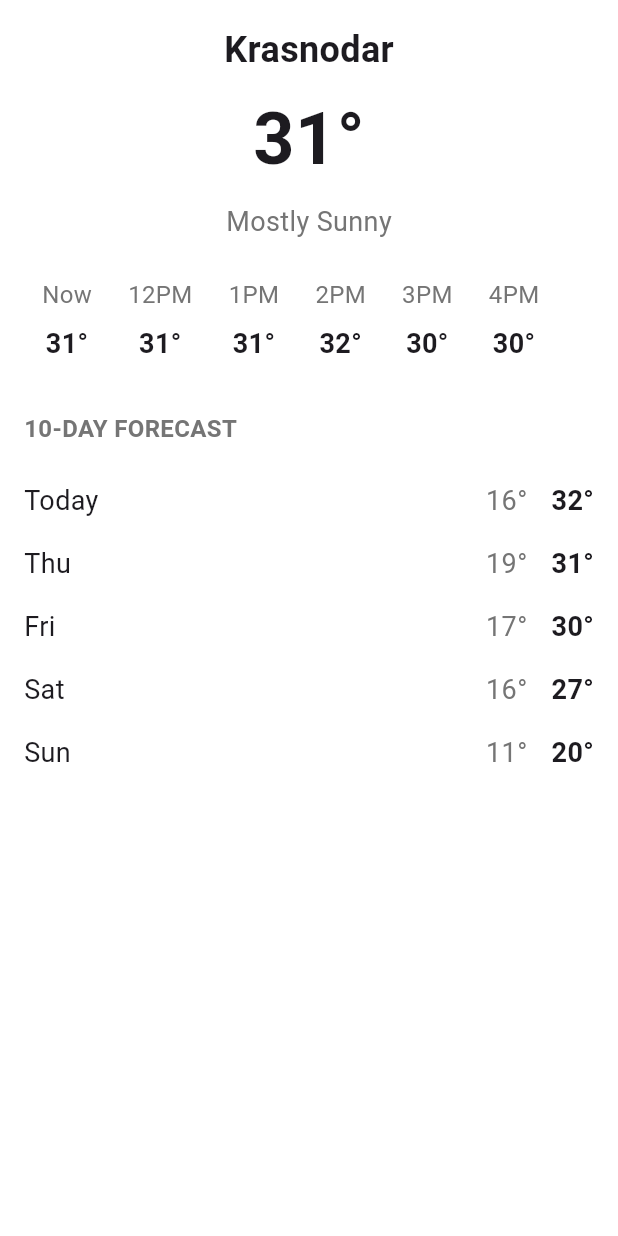
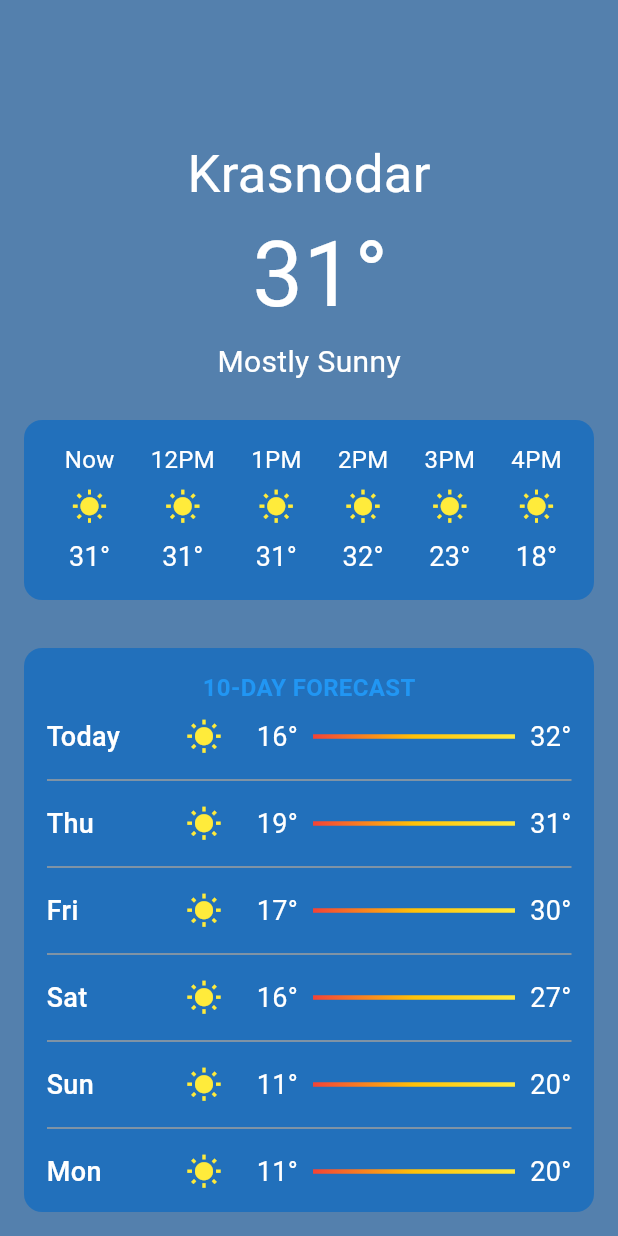
Before and after one commit to Heisenbq/weather, a Flutter app: the screen it shows after launch, on a phone screen of 412 x 824 dp. Run offline on Flutter 3.47's test engine with Material 3 defaults, Android fonts, the phone set to English and light mode, and no system bars; our stand-ins replace flutter_bloc.

Commit message:
bloc with mocked data

```diff
--- a/lib/main.dart
+++ b/lib/main.dart
@@ -1,110 +1,207 @@
 import 'package:flutter/material.dart';
+import 'package:flutter_bloc/flutter_bloc.dart';
+import 'package:test_flutter_app/repository/hourly_forecast_repository.dart';
+import 'package:test_flutter_app/weather_bloc/weather_bloc.dart';
 
 void main() {
-  runApp(WeatherApp());
+  runApp(const WeatherApp());
 }
 
 class WeatherApp extends StatelessWidget {
+  const WeatherApp({super.key});
+
   @override
   Widget build(BuildContext context) {
-    return MaterialApp(
-      title: 'Weather App',
-      theme: ThemeData(
-        primarySwatch: Colors.blue,
+    return BlocProvider(
+      create: (context) => WeatherBloc(HourlyForecastRepository()),
+      child: MaterialApp(
+
+        title: 'Weather App',
+        theme: ThemeData(primarySwatch: Colors.blue),
+        home: const WeatherScreen(),
       ),
-      home: WeatherScreen(),
     );
   }
 }
 
 class WeatherScreen extends StatelessWidget {
+  const WeatherScreen({super.key});
+
   @override
   Widget build(BuildContext context) {
     return Scaffold(
-      backgroundColor: Colors.white,
-      body: SingleChildScrollView(
+      backgroundColor: Color(0xFF5480AD),
+      body: SafeArea(
         child: Padding(
           padding: const EdgeInsets.all(16.0),
           child: Column(
             crossAxisAlignment: CrossAxisAlignment.start,
             children: [
-              // Location and current weather
-              Center(
-                child: Column(
-                  children: [
-                    Text(
-                      'Krasnodar',
-                      style: TextStyle(
-                        fontSize: 24,
-                        fontWeight: FontWeight.bold,
-                      ),
-                    ),
-                    SizedBox(height: 8),
-                    Text(
-                      '31°',
-                      style: TextStyle(
-                        fontSize: 48,
-                        fontWeight: FontWeight.bold,
-                      ),
-                    ),
-                    SizedBox(height: 8),
-                    Text(
-                      'Mostly Sunny',
-                      style: TextStyle(
-                        fontSize: 18,
-                        color: Colors.grey[600],
-                      ),
-                    ),
-                  ],
+              const SizedBox(height: 75),
+              const CurrentWeather(
+                location: 'Krasnodar',
+                temperature: ' 31°',
+                condition: 'Mostly Sunny',
+              ),
+              const SizedBox(height: 24),
+              Container(
+                padding: EdgeInsets.symmetric(horizontal: 15, vertical: 15),
+                decoration: BoxDecoration(
+                  color: Color(0xFF2270BB),
+                  borderRadius: BorderRadius.circular(12),
+                ),
+                child: HourlyForecastList(),
+              ),
+              const SizedBox(height: 32),
+              Expanded(
+                child: Container(
+                  padding: EdgeInsets.symmetric(horizontal: 15, vertical: 15),
+                  decoration: BoxDecoration(
+                    color: Color(0xFF2270BB),
+                    borderRadius: BorderRadius.circular(12),
+                  ),
+                  child: DailyForecastList(),
                 ),
               ),
-
-              SizedBox(height: 24),
-
-              // Hourly forecast
-              SingleChildScrollView(
-                scrollDirection: Axis.horizontal,
-                child: Row(
-                  mainAxisAlignment: MainAxisAlignment.spaceAround,
-                  children: [
-                    _buildHourlyForecast('Now', '31°'),
-                    _buildHourlyForecast('12PM', '31°'),
-                    _buildHourlyForecast('1PM', '31°'),
-                    _buildHourlyForecast('2PM', '32°'),
-                    _buildHourlyForecast('3PM', '30°'),
-                    _buildHourlyForecast('4PM', '30°'),
-                  ],
-                ),
-              ),
-
-              SizedBox(height: 32),
-
-              // 10-day forecast title
-              Text(
-                '10-DAY FORECAST',
-                style: TextStyle(
-                  fontSize: 16,
-                  fontWeight: FontWeight.bold,
-                  color: Colors.grey[600],
-                ),
-              ),
-
-              SizedBox(height: 16),
-
-              // Daily forecast items
-              _buildDailyForecast('Today', '16°', '32°'),
-              _buildDailyForecast('Thu', '19°', '31°'),
-              _buildDailyForecast('Fri', '17°', '30°'),
-              _buildDailyForecast('Sat', '16°', '27°'),
-              _buildDailyForecast('Sun', '11°', '20°'),
             ],
           ),
         ),
       ),
     );
   }
+}
 
-  Widget _buildHourlyForecast(String time, String temp) {
+class CurrentWeather extends StatelessWidget {
+  final String location;
+  final String temperature;
+  final String condition;
+
+  const CurrentWeather({
+    super.key,
+    required this.location,
+    required this.temperature,
+    required this.condition,
+  });
+
+  @override
+  Widget build(BuildContext context) {
+    return Center(
+      child: Column(
+        children: [
+          Text(
+            location,
+            style: const TextStyle(
+              fontSize: 35,
+              fontWeight: FontWeight.w400,
+              color: Colors.white,
+            ),
+          ),
+          Text(
+            temperature,
+            style: const TextStyle(
+              fontSize: 60,
+              fontWeight: FontWeight.w400,
+              color: Colors.white,
+            ),
+          ),
+          Text(condition, style: TextStyle(fontSize: 20, color: Colors.white)),
+        ],
+      ),
+    );
+  }
+}
+
+class HourlyForecastList extends StatelessWidget {
+  const HourlyForecastList({super.key});
+
+  @override
+  Widget build(BuildContext context) {
+    return BlocBuilder<WeatherBloc, WeatherState>(
+      builder: (context, state) {
+        if (state is WeatherInitial) {
+          context.read<WeatherBloc>().add(WeatherFetch());
+          return const Center(child: CircularProgressIndicator());
+        }
+
+        if (state is WeatherLoading) {
+          return const Center(child: CircularProgressIndicator());
+        }
+
+        if (state is WeatherLoadingError) {
+          return Center(child: Text("ERROR OCURED"));
+        }
+
+        if (state is WeatherLoaded) {
+          return SizedBox(
+            height: 90,
+            child: ListView.builder(
+              scrollDirection: Axis.horizontal,
+              itemCount: state.forecast.length,
+              itemBuilder: (context, index) {
+                final item = state.forecast[index];
+                return HourlyForecastItem(
+                  time: item.time,
+                  temperature: item.temperature,
+                );
+              },
+            ),
+          );
+        }
+
+        return const SizedBox.shrink();
+      },
+    );
+  }
+}
+// class HourlyForecastList extends StatelessWidget {
+//   static const List<Map<String, String>> hourlyForecastData = [
+//     {'time': 'Now', 'temperature': '31°'},
+//     {'time': '12PM', 'temperature': '31°'},
+//     {'time': '1PM', 'temperature': '31°'},
+//     {'time': '2PM', 'temperature': '32°'},
+//     {'time': '3PM', 'temperature': '30°'},
+//     {'time': '4PM', 'temperature': '30°'},
+//     {'time': '5PM', 'temperature': '30°'},
+//     {'time': '6PM', 'temperature': '30°'},
+//     {'time': '7PM', 'temperature': '30°'},
+//     {'time': '8PM', 'temperature': '30°'},
+//     {'time': '9PM', 'temperature': '30°'},
+//   ];
+//
+//   const HourlyForecastList({super.key});
+//
+//   @override
+//   Widget build(BuildContext context) {
+//     return SizedBox(
+//       height: 90,
+//       child: ListView.builder(
+//         scrollDirection: Axis.horizontal,
+//         itemCount: hourlyForecastData.length,
+//         itemBuilder: (context, index) {
+//           final item = hourlyForecastData[index];
+//           return HourlyForecastItem(
+//             time: item['time']!,
+//             temperature: item['temperature']!,
+//           );
+//         },
+//       ),
+//     );
+//   }
+// }
+
+
+class HourlyForecastItem extends StatelessWidget {
+  final String time;
+  final String temperature;
+
+  const HourlyForecastItem({
+    super.key,
+    required this.time,
+    required this.temperature,
+  });
+
+  @override
+  Widget build(BuildContext context) {
     return Padding(
       padding: const EdgeInsets.symmetric(horizontal: 12.0),
       child: Column(
@@ -113,55 +210,136 @@ class WeatherScreen extends StatelessWidget {
             time,
             style: TextStyle(
               fontSize: 16,
-              color: Colors.grey[600],
+              color: Colors.white,
             ),
           ),
           SizedBox(height: 8),
+          Icon(Icons.wb_sunny, color: Colors.yellow),
+          SizedBox(height: 8),
           Text(
-            temp,
-            style: TextStyle(
+            temperature,
+            style: const TextStyle(
               fontSize: 18,
-              fontWeight: FontWeight.bold,
+              color: Colors.white,
             ),
           ),
         ],
       ),
     );
   }
+}
 
-  Widget _buildDailyForecast(String day, String low, String high) {
+class DailyForecastList extends StatelessWidget {
+  static const List<Map<String, String>> _forecasts = [
+    {'day': 'Today', 'low': '16°', 'high': '32°'},
+    {'day': 'Thu', 'low': '19°', 'high': '31°'},
+    {'day': 'Fri', 'low': '17°', 'high': '30°'},
+    {'day': 'Sat', 'low': '16°', 'high': '27°'},
+    {'day': 'Sun', 'low': '11°', 'high': '20°'},
+    {'day': 'Mon', 'low': '11°', 'high': '20°'},
+    {'day': 'Tue', 'low': '11°', 'high': '20°'},
+    {'day': 'Wed', 'low': '11°', 'high': '20°'},
+    {'day': 'Thu', 'low': '11°', 'high': '20°'},
+    {'day': 'Fri', 'low': '11°', 'high': '20°'},
+  ];
+
+  const DailyForecastList({super.key});
+
+  @override
+  Widget build(BuildContext context) {
+    return Column(
+      children: [
+        const Text(
+          '10-DAY FORECAST',
+          style: TextStyle(
+            fontSize: 16,
+            fontWeight: FontWeight.w600,
+            color: Colors.blue,
+          ),
+        ),
+        Expanded(
+          child: ListView.separated(
+            physics: const ClampingScrollPhysics(),
+            itemCount: _forecasts.length,
+            itemBuilder: (context, index) {
+              return DailyForecastItem(
+                day: _forecasts[index]['day']!,
+                low: _forecasts[index]['low']!,
+                high: _forecasts[index]['high']!,
+              );
+            },
+            separatorBuilder: (context, index) {
+              return const Divider(thickness: 1, color: Colors.grey);
+            },
+          ),
+        ),
+      ],
+    );
+  }
+}
+
+class DailyForecastItem extends StatelessWidget {
+  final String day;
+  final String low;
+  final String high;
+
+  const DailyForecastItem({
+    super.key,
+    required this.day,
+    required this.low,
+    required this.high,
+  });
+
+  @override
+  Widget build(BuildContext context) {
     return Padding(
       padding: const EdgeInsets.symmetric(vertical: 8.0),
       child: Row(
         mainAxisAlignment: MainAxisAlignment.spaceBetween,
         children: [
           Expanded(
-            flex: 2,
-            child: Text(
-              day,
-              style: TextStyle(
-                fontSize: 18,
-              ),
+            flex: 1,
+            child: Row(
+              children: [
+                Text(
+                  day,
+                  style: const TextStyle(
+                    fontSize: 18,
+                    fontWeight: FontWeight.w500,
+                    color: Colors.white,
+                  ),
+                ),
+                SizedBox(width: 10),
+              ],
             ),
           ),
+          Expanded(flex: 1, child: Icon(Icons.wb_sunny, color: Colors.yellow)),
+
           Expanded(
             flex: 3,
             child: Row(
               mainAxisAlignment: MainAxisAlignment.end,
               children: [
-                Text(
-                  low,
-                  style: TextStyle(
-                    fontSize: 18,
-                    color: Colors.grey[600],
+                Text(low, style: TextStyle(fontSize: 18, color: Colors.white)),
+                const SizedBox(width: 10),
+                Expanded(
+                  child: Container(
+                    height: 3,
+                    decoration: BoxDecoration(
+                      gradient: LinearGradient(
+                        colors: [Colors.red, Colors.amber, Colors.yellow],
+                        begin: Alignment.centerLeft,
+                        end: Alignment.centerRight,
+                      ),
+                    ),
                   ),
                 ),
-                SizedBox(width: 16),
+                const SizedBox(width: 10),
                 Text(
                   high,
-                  style: TextStyle(
+                  style: const TextStyle(
                     fontSize: 18,
-                    fontWeight: FontWeight.bold,
+                    color: Colors.white,
                   ),
                 ),
               ],
--- /dev/null
+++ b/lib/model/hourly_forecast.dart
@@ -0,0 +1,7 @@
+class HourlyForecast {
+  final String time;
+  final String temperature;
+
+  HourlyForecast({required this.time, required this.temperature});
+
+}
--- /dev/null
+++ b/lib/repository/hourly_forecast_repository.dart
@@ -0,0 +1,20 @@
+import 'package:test_flutter_app/model/hourly_forecast.dart';
+
+class HourlyForecastRepository{
+  Future<List<HourlyForecast>> getHourlyForecast() async {
+    await Future.delayed(Duration(microseconds: 1000));
+    return [
+      HourlyForecast(time: 'Now', temperature: '31°'),
+      HourlyForecast(time: '12PM', temperature: '31°'),
+      HourlyForecast(time: '1PM', temperature: '31°'),
+      HourlyForecast(time: '2PM', temperature: '32°'),
+      HourlyForecast(time: '3PM', temperature: '23°'),
+      HourlyForecast(time: '4PM', temperature: '18°'),
+      HourlyForecast(time: '5PM', temperature: '36°'),
+      HourlyForecast(time: '6PM', temperature: '28°'),
+      HourlyForecast(time: '7PM', temperature: '28°'),
+      HourlyForecast(time: '8PM', temperature: '29°'),
+      HourlyForecast(time: '9PM', temperature: '30°'),
+    ];
+  }
+}
--- /dev/null
+++ b/lib/weather_bloc/weather_bloc.dart
@@ -0,0 +1,27 @@
+
+import 'package:flutter/cupertino.dart';
+import 'package:flutter_bloc/flutter_bloc.dart';
+import 'package:test_flutter_app/repository/hourly_forecast_repository.dart';
+
+import '../model/hourly_forecast.dart';
+
+part 'weather_event.dart';
+part 'weather_state.dart';
+
+class WeatherBloc extends Bloc<WeatherEvent, WeatherState> {
+
+  final HourlyForecastRepository hourlyForecastRepository;
+
+
+  WeatherBloc(this.hourlyForecastRepository) : super(WeatherInitial()) {
+    on<WeatherFetch>((event, emit) async {
+      emit(WeatherLoading());
+      try {
+        final forecast = await hourlyForecastRepository.getHourlyForecast();
+        emit(WeatherLoaded(forecast));
+      } catch (e) {
+        emit(WeatherLoadingError());
+      }
+    });
+  }
+}
--- /dev/null
+++ b/lib/weather_bloc/weather_event.dart
@@ -0,0 +1,5 @@
+part of 'weather_bloc.dart';
+
+abstract class WeatherEvent {}
+
+class WeatherFetch extends WeatherEvent{}
--- /dev/null
+++ b/lib/weather_bloc/weather_state.dart
@@ -0,0 +1,15 @@
+part of 'weather_bloc.dart';
+
+abstract class WeatherState {}
+
+final class WeatherInitial extends WeatherState {}
+
+class WeatherLoading extends WeatherState{}
+
+class WeatherLoadingError extends WeatherState{}
+
+class WeatherLoaded extends WeatherState{
+  final List<HourlyForecast> forecast;
+
+  WeatherLoaded(this.forecast);
+}
--- a/pubspec.yaml
+++ b/pubspec.yaml
@@ -14,7 +14,7 @@ dependencies:
   flutter:
     sdk: flutter
 
-
+  flutter_bloc: ^9.1.0
   cupertino_icons: ^1.0.8
 
 dev_dependencies:
```
Also changed, not shown: pubspec.lock.
